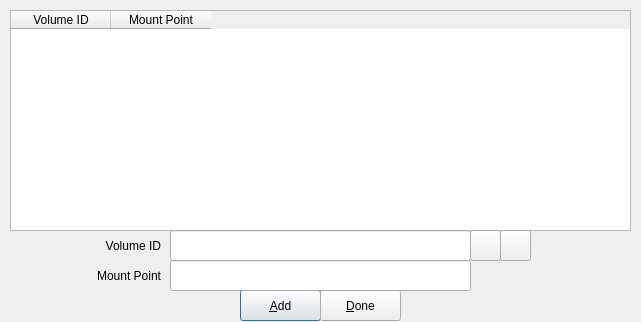
mhogomchungu/cryfs-gui, file src/favorites.ui: the form before one commit.
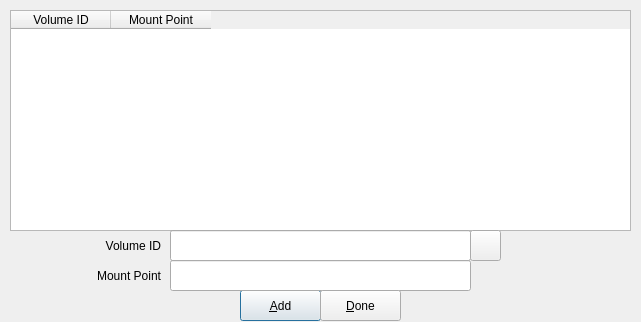
The form after the commit.

Commit message: add ability to set arbitrary mount point path to valumes when a favorite entry is added and use this custom mount point when a volume is opened from vaforites list

The edit to the form file:
```diff
--- a/src/favorites.ui
+++ b/src/favorites.ui
@@ -134,23 +134,7 @@
     </rect>
    </property>
   </widget>
-  <widget class="QPushButton" name="pbDeviceAddress">
-   <property name="geometry">
-    <rect>
-     <x>500</x>
-     <y>230</y>
-     <width>31</width>
-     <height>31</height>
-    </rect>
-   </property>
-   <property name="toolTip">
-    <string>open partition dialog</string>
-   </property>
-   <property name="text">
-    <string/>
-   </property>
-  </widget>
-  <widget class="QPushButton" name="pbFileAddress">
+  <widget class="QPushButton" name="pbFolderPath">
    <property name="geometry">
     <rect>
      <x>470</x>
```
Left out of the diff: 7 changed lines with no effect on the pictures. The commit also changes 5 other files.
